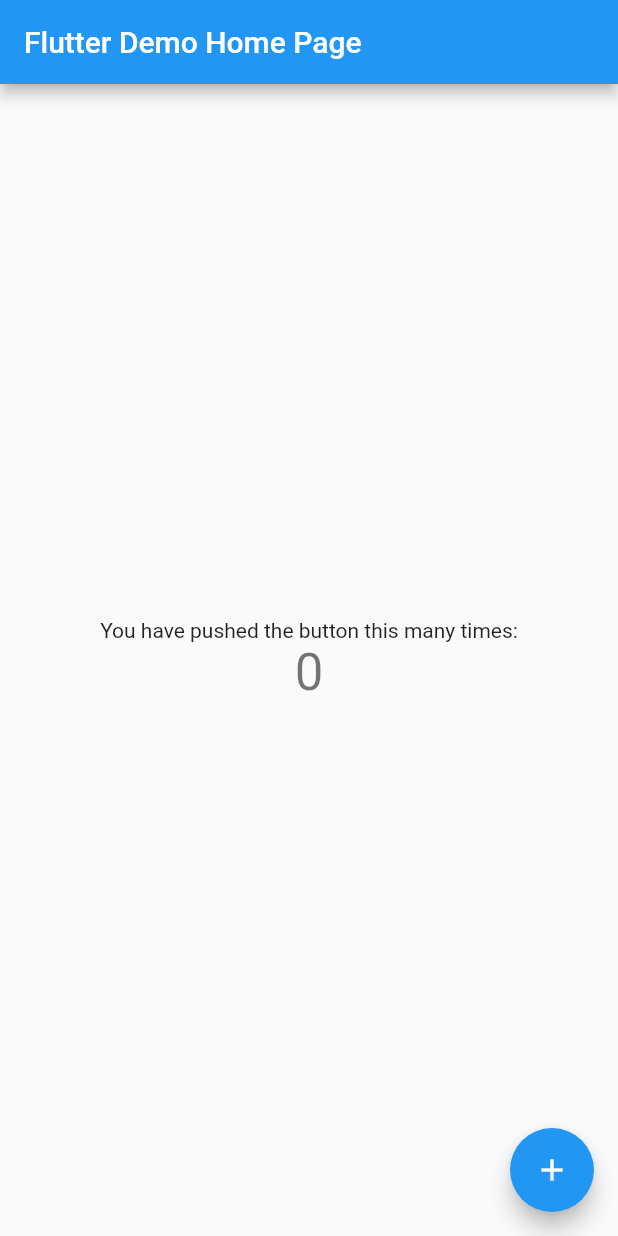
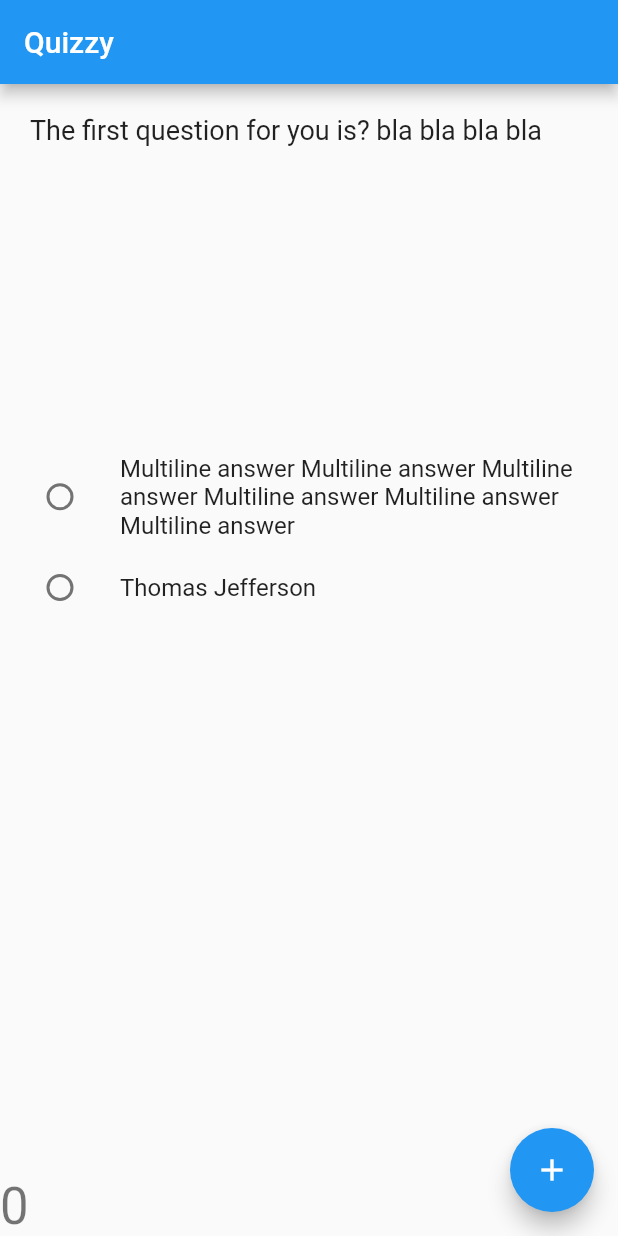
Before and after one commit to faridlab/flutter-quiz, a Flutter app: the screen it shows after launch, on a phone screen of 412 x 824 dp. Run offline on Flutter 3.47's test engine with Material 2 defaults, Android fonts, the phone set to English and light mode, and no system bars.

Commit message:
exercise layouting

```diff
--- a/lib/main.dart
+++ b/lib/main.dart
@@ -9,7 +9,7 @@ class MyApp extends StatelessWidget {
   @override
   Widget build(BuildContext context) {
     return MaterialApp(
-      title: 'Flutter Demo',
+      title: 'Quizzy',
       theme: ThemeData(
         // This is the theme of your application.
         //
@@ -26,7 +26,7 @@ class MyApp extends StatelessWidget {
         // closer together (more dense) than on mobile platforms.
         visualDensity: VisualDensity.adaptivePlatformDensity,
       ),
-      home: MyHomePage(title: 'Flutter Demo Home Page'),
+      home: MyHomePage(title: 'Quizzy'),
     );
   }
 }
@@ -48,6 +48,42 @@ class MyHomePage extends StatefulWidget {
   @override
   _MyHomePageState createState() => _MyHomePageState();
 }
+
+var questionTextBox = Expanded(
+  flex: 4,
+  child: Container(
+    padding: EdgeInsets.all(20),
+    alignment: Alignment.topLeft,
+    child: Text(
+      'The first question for you is? bla bla bla bla',
+      style: TextStyle(fontSize: 18),
+    ),
+  ),
+);
+
+var answerChoicesBox =  Expanded(
+  flex: 8,
+  child: Column(
+    children: <Widget>[
+      ListTile(
+        title: Text('Multiline answer Multiline answer Multiline answer Multiline answer Multiline answer Multiline answer', style: TextStyle(fontSize: 16)),
+        leading: Radio(
+          value: 'a',
+          groupValue: 'anu',
+          onChanged: (value) { },
+        ),
+      ),
+      ListTile(
+        title: Text('Thomas Jefferson', style: TextStyle(fontSize: 16)),
+        leading: Radio(
+          value: 'b',
+          groupValue: 'anu',
+          onChanged: (value) { },
+        ),
+      ),
+    ],
+  )
+);
 
 class _MyHomePageState extends State<MyHomePage> {
   int _counter = 0;
@@ -77,32 +113,20 @@ class _MyHomePageState extends State<MyHomePage> {
         // the App.build method, and use it to set our appbar title.
         title: Text(widget.title),
       ),
-      body: Center(
+      body: Container(
         // Center is a layout widget. It takes a single child and positions it
         // in the middle of the parent.
         child: Column(
-          // Column is also a layout widget. It takes a list of children and
-          // arranges them vertically. By default, it sizes itself to fit its
-          // children horizontally, and tries to be as tall as its parent.
-          //
-          // Invoke "debug painting" (press "p" in the console, choose the
-          // "Toggle Debug Paint" action from the Flutter Inspector in Android
-          // Studio, or the "Toggle Debug Paint" command in Visual Studio Code)
-          // to see the wireframe for each widget.
-          //
-          // Column has various properties to control how it sizes itself and
-          // how it positions its children. Here we use mainAxisAlignment to
-          // center the children vertically; the main axis here is the vertical
-          // axis because Columns are vertical (the cross axis would be
-          // horizontal).
-          mainAxisAlignment: MainAxisAlignment.center,
           children: <Widget>[
-            Text(
-              'You have pushed the button this many times:',
-            ),
-            Text(
-              '$_counter',
-              style: Theme.of(context).textTheme.headline4,
+            questionTextBox,
+            answerChoicesBox,
+            Row(
+              children: <Widget>[
+              Text(
+                '$_counter',
+                style: Theme.of(context).textTheme.headline4,
+              ),
+              ]
             ),
           ],
         ),
```
Also changed, not shown: pubspec.lock.
